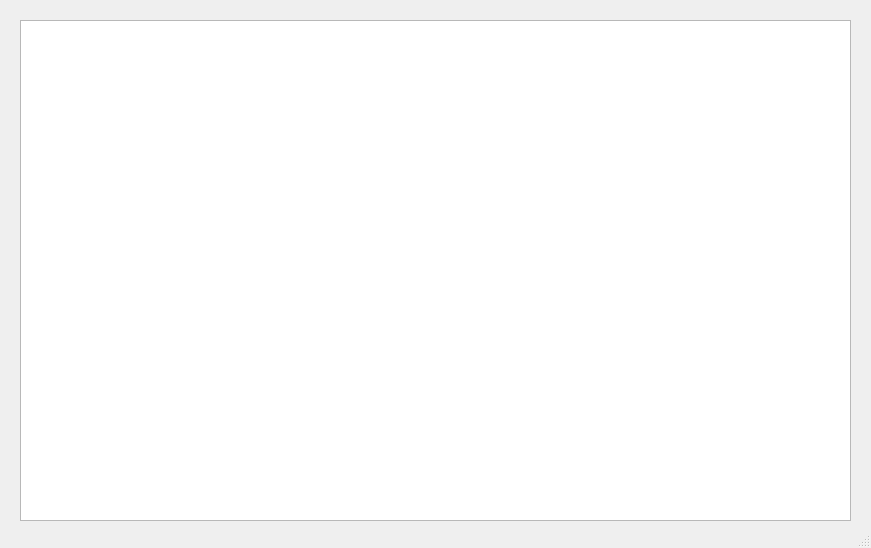
zkramorev/Coffe_tasks, file main_f.ui: the form before one commit.
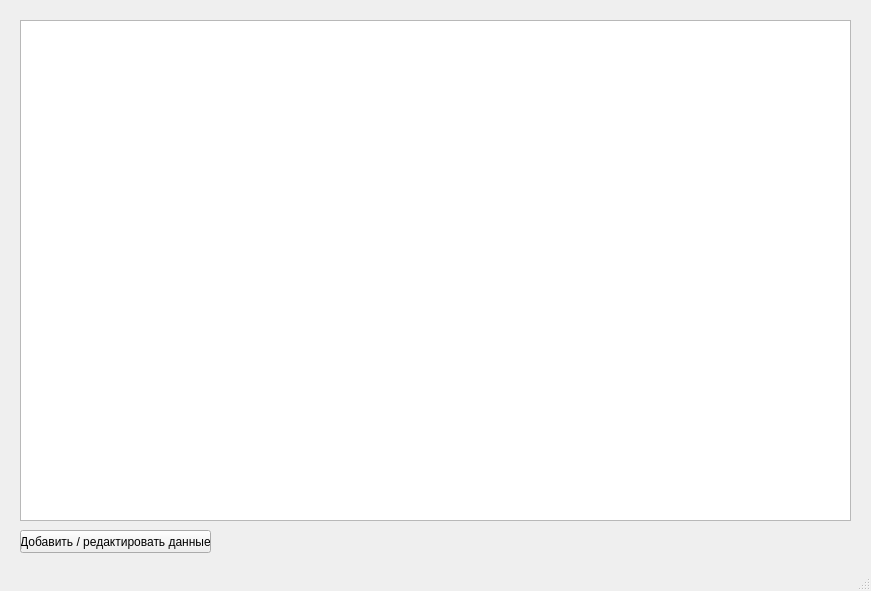
The form after the commit.

```diff
--- a/main_f.ui
+++ b/main_f.ui
@@ -7,7 +7,7 @@
     <x>0</x>
     <y>0</y>
     <width>871</width>
-    <height>548</height>
+    <height>591</height>
    </rect>
   </property>
   <property name="windowTitle">
@@ -24,6 +24,32 @@
      </rect>
     </property>
    </widget>
+   <widget class="QPushButton" name="pushButton_add">
+    <property name="geometry">
+     <rect>
+      <x>20</x>
+      <y>530</y>
+      <width>191</width>
+      <height>23</height>
+     </rect>
+    </property>
+    <property name="text">
+     <string>Добавить / редактировать данные</string>
+    </property>
+   </widget>
+   <widget class="QLabel" name="label_error">
+    <property name="geometry">
+     <rect>
+      <x>780</x>
+      <y>530</y>
+      <width>47</width>
+      <height>13</height>
+     </rect>
+    </property>
+    <property name="text">
+     <string/>
+    </property>
+   </widget>
   </widget>
   <widget class="QMenuBar" name="menubar">
    <property name="geometry">
```
